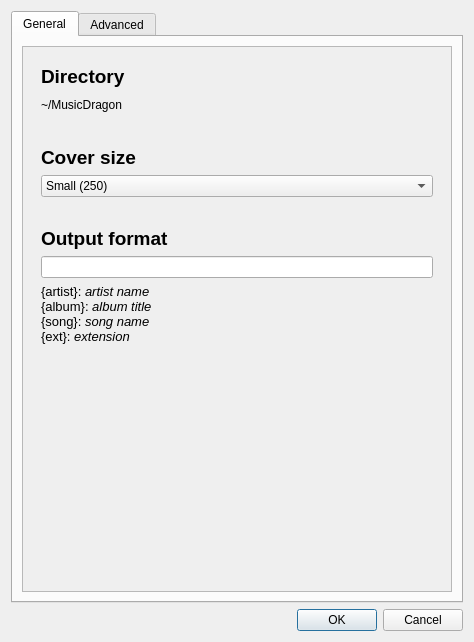
Before: the Qt Designer form res/ui/preferenceswindow.ui in Docheinstein/music-dragon, drawn with Qt 5.
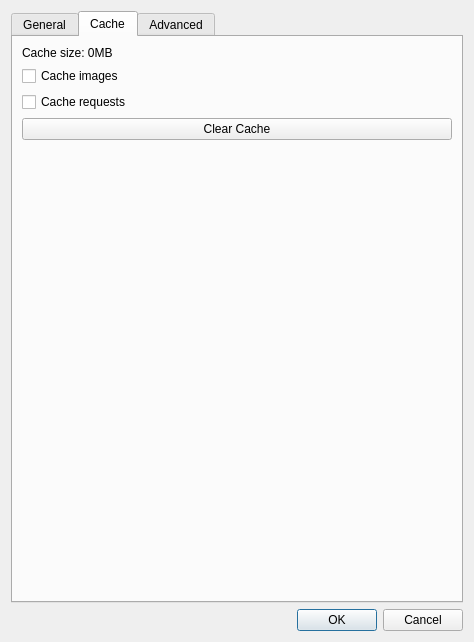
After: the same form once the commit is applied. Icons and pictures are not drawn. Custom widgets are drawn as their Qt base class.

Commit message: Implement image caching and change musicbrainz api: returns json instead of MbEntity (for in order to implement caching for json requests too)

The edit to the form file:
```diff
--- a/res/ui/preferenceswindow.ui
+++ b/res/ui/preferenceswindow.ui
@@ -17,7 +17,7 @@
    <item>
     <widget class="QTabWidget" name="tabWidget">
      <property name="currentIndex">
-      <number>0</number>
+      <number>1</number>
      </property>
      <widget class="QWidget" name="tab">
       <attribute name="title">
@@ -217,6 +217,64 @@
        </item>
       </layout>
      </widget>
+     <widget class="QWidget" name="tab_3">
+      <attribute name="title">
+       <string>Cache</string>
+      </attribute>
+      <layout class="QVBoxLayout" name="verticalLayout_11">
+       <item>
+        <widget class="QLabel" name="cacheSize">
+         <property name="text">
+          <string>Cache size: 0MB</string>
+         </property>
+        </widget>
+       </item>
+       <item>
+        <widget class="QCheckBox" name="cacheImagesCheck">
+         <property name="text">
+          <string>Cache images</string>
+         </property>
+        </widget>
+       </item>
+       <item>
+        <widget class="QCheckBox" name="cacheRequestsBox">
+         <property name="text">
+          <string>Cache requests</string>
+         </property>
+        </widget>
+       </item>
+       <item>
+        <widget class="QPushButton" name="cacheClearButton">
+         <property name="text">
+          <string>Clear Cache</string>
+         </property>
+         <property name="icon">
+          <iconset>
+           <normaloff>../images/delete.png</normaloff>../images/delete.png</iconset>
+         </property>
+         <property name="iconSize">
+          <size>
+           <width>24</width>
+           <height>24</height>
+          </size>
+         </property>
+        </widget>
+       </item>
+       <item>
+        <spacer name="verticalSpacer_3">
+         <property name="orientation">
+          <enum>Qt::Vertical</enum>
+         </property>
+         <property name="sizeHint" stdset="0">
+          <size>
+           <width>20</width>
+           <height>40</height>
+          </size>
+         </property>
+        </spacer>
+       </item>
+      </layout>
+     </widget>
      <widget class="QWidget" name="tab_2">
       <attribute name="title">
        <string>Advanced</string>
```
The commit also changes 13 other files.
